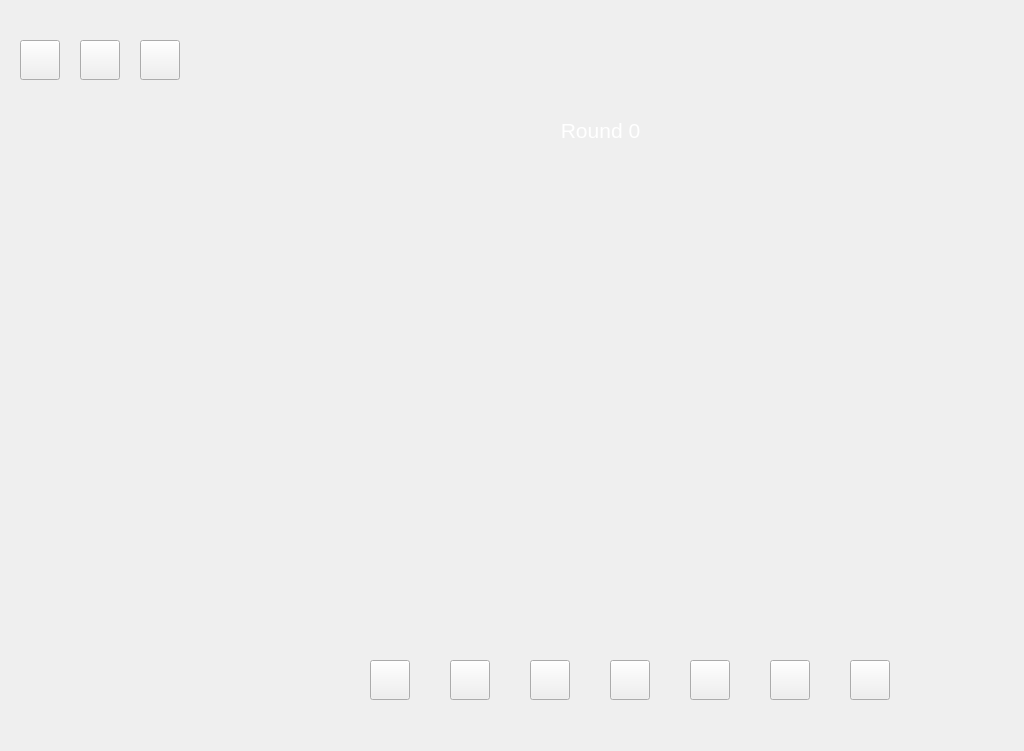
Qt form lib/human/part_replayer.ui (woinck/DS15-dev) before a commit.
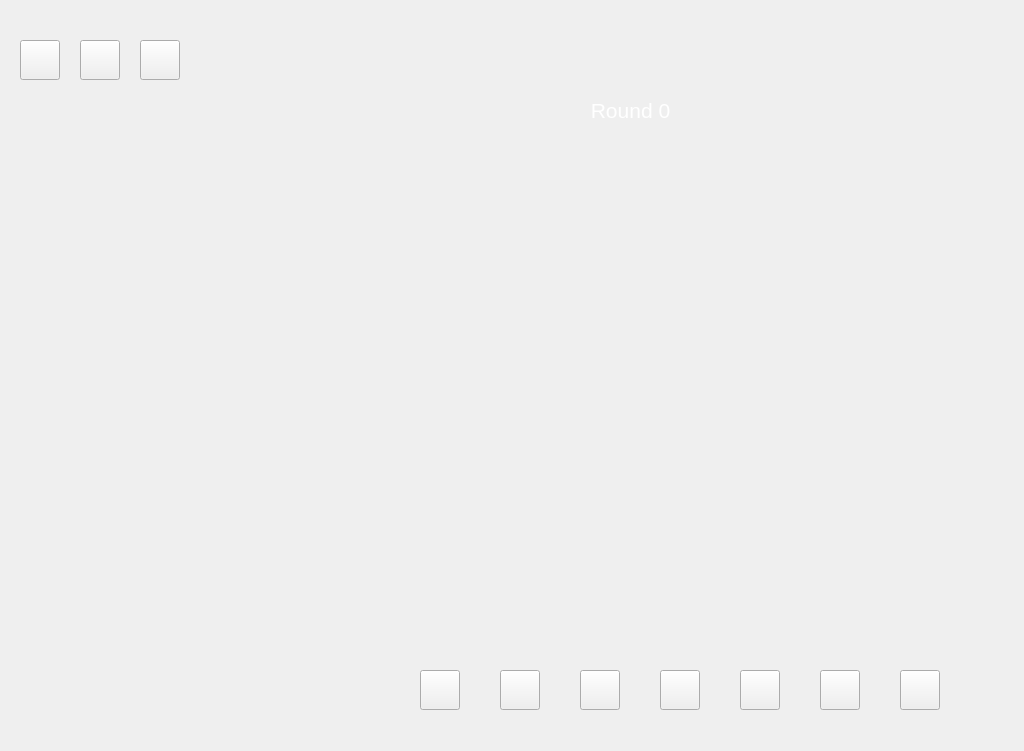
The same form after that commit.

Commit message: 修正了逻辑的路线bug 加入了按键hovestylesheet，加入了replayer的infowidget（中文） 调整动画速度、指示颜色 修正了漂移问题

```diff
--- a/lib/human/part_replayer.ui
+++ b/lib/human/part_replayer.ui
@@ -70,10 +70,10 @@
   <widget class="QWidget" name="horizontalLayoutWidget">
    <property name="geometry">
     <rect>
-     <x>180</x>
-     <y>170</y>
-     <width>821</width>
-     <height>481</height>
+     <x>330</x>
+     <y>130</y>
+     <width>661</width>
+     <height>521</height>
     </rect>
    </property>
    <layout class="QHBoxLayout" name="replayLayout">
@@ -85,8 +85,8 @@
   <widget class="QWidget" name="horizontalLayoutWidget_2">
    <property name="geometry">
     <rect>
-     <x>370</x>
-     <y>660</y>
+     <x>420</x>
+     <y>670</y>
      <width>491</width>
      <height>42</height>
     </rect>
@@ -389,8 +389,8 @@
   <widget class="QLabel" name="roundLabel">
    <property name="geometry">
     <rect>
-     <x>530</x>
-     <y>110</y>
+     <x>560</x>
+     <y>90</y>
      <width>141</width>
      <height>40</height>
     </rect>
```
Left out of the diff: 11 changed lines with no effect on the pictures. The commit also changes 14 other files.
